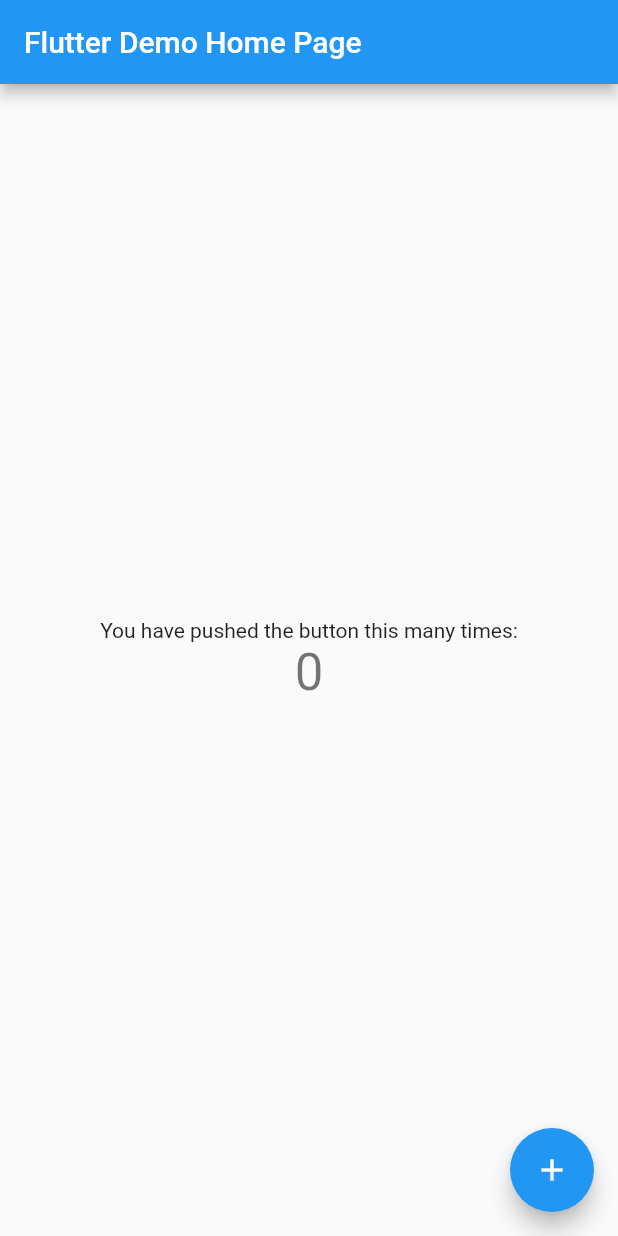
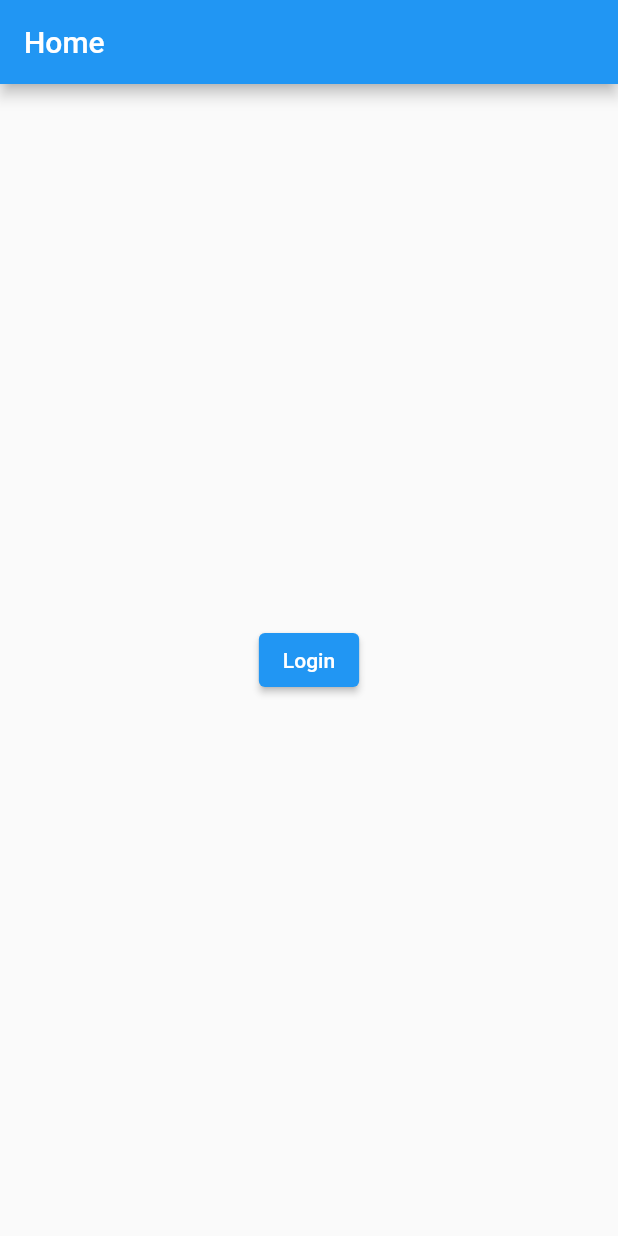
Before and after one commit to yami-beta/flutter-firebase-sample, a Flutter app: the screen it shows after launch, on a phone screen of 412 x 824 dp. Run offline on Flutter 3.47's test engine with Material 2 defaults, Android fonts, the phone set to English and light mode, and no system bars.

Commit message:
feat: ホームとログイン画面を追加
2画面を行き来出来るところまで実装

初期生成されるカウンター周りは削除
ただテストコードは後で参考にするかもしれないので残している

```diff
--- a/lib/main.dart
+++ b/lib/main.dart
@@ -1,10 +1,14 @@
 import 'package:flutter/material.dart';
+import 'package:flutter_firebase_sample/pages/home_page.dart';
+import 'package:flutter_firebase_sample/pages/login_page.dart';
 
 void main() {
-  runApp(MyApp());
+  runApp(const MyApp());
 }
 
 class MyApp extends StatelessWidget {
+  const MyApp({Key? key}) : super(key: key);
+
   // This widget is the root of your application.
   @override
   Widget build(BuildContext context) {
@@ -22,92 +26,11 @@
         // is not restarted.
         primarySwatch: Colors.blue,
       ),
-      home: MyHomePage(title: 'Flutter Demo Home Page'),
+      routes: {
+        '/': (context) => const HomePage(),
+        '/login': (context) => const LoginPage(),
+      },
+      initialRoute: '/',
     );
   }
 }
-
-class MyHomePage extends StatefulWidget {
-  MyHomePage({Key? key, required this.title}) : super(key: key);
-
-  // This widget is the home page of your application. It is stateful, meaning
-  // that it has a State object (defined below) that contains fields that affect
-  // how it looks.
-
-  // This class is the configuration for the state. It holds the values (in this
-  // case the title) provided by the parent (in this case the App widget) and
-  // used by the build method of the State. Fields in a Widget subclass are
-  // always marked "final".
-
-  final String title;
-
-  @override
-  _MyHomePageState createState() => _MyHomePageState();
-}
-
-class _MyHomePageState extends State<MyHomePage> {
-  int _counter = 0;
-
-  void _incrementCounter() {
-    setState(() {
-      // This call to setState tells the Flutter framework that something has
-      // changed in this State, which causes it to rerun the build method below
-      // so that the display can reflect the updated values. If we changed
-      // _counter without calling setState(), then the build method would not be
-      // called again, and so nothing would appear to happen.
-      _counter++;
-    });
-  }
-
-  @override
-  Widget build(BuildContext context) {
-    // This method is rerun every time setState is called, for instance as done
-    // by the _incrementCounter method above.
-    //
-    // The Flutter framework has been optimized to make rerunning build methods
-    // fast, so that you can just rebuild anything that needs updating rather
-    // than having to individually change instances of widgets.
-    return Scaffold(
-      appBar: AppBar(
-        // Here we take the value from the MyHomePage object that was created by
-        // the App.build method, and use it to set our appbar title.
-        title: Text(widget.title),
-      ),
-      body: Center(
-        // Center is a layout widget. It takes a single child and positions it
-        // in the middle of the parent.
-        child: Column(
-          // Column is also a layout widget. It takes a list of children and
-          // arranges them vertically. By default, it sizes itself to fit its
-          // children horizontally, and tries to be as tall as its parent.
-          //
-          // Invoke "debug painting" (press "p" in the console, choose the
-          // "Toggle Debug Paint" action from the Flutter Inspector in Android
-          // Studio, or the "Toggle Debug Paint" command in Visual Studio Code)
-          // to see the wireframe for each widget.
-          //
-          // Column has various properties to control how it sizes itself and
-          // how it positions its children. Here we use mainAxisAlignment to
-          // center the children vertically; the main axis here is the vertical
-          // axis because Columns are vertical (the cross axis would be
-          // horizontal).
-          mainAxisAlignment: MainAxisAlignment.center,
-          children: <Widget>[
-            Text(
-              'You have pushed the button this many times:',
-            ),
-            Text(
-              '$_counter',
-              style: Theme.of(context).textTheme.headline4,
-            ),
-          ],
-        ),
-      ),
-      floatingActionButton: FloatingActionButton(
-        onPressed: _incrementCounter,
-        tooltip: 'Increment',
-        child: Icon(Icons.add),
-      ), // This trailing comma makes auto-formatting nicer for build methods.
-    );
-  }
-}
--- /dev/null
+++ b/lib/pages/home_page.dart
@@ -0,0 +1,27 @@
+import 'package:flutter/material.dart';
+
+class HomePage extends StatelessWidget {
+  const HomePage({Key? key}) : super(key: key);
+
+  @override
+  Widget build(BuildContext context) {
+    return Scaffold(
+      appBar: AppBar(
+        title: const Text('Home'),
+      ),
+      body: Center(
+        child: Column(
+          mainAxisAlignment: MainAxisAlignment.center,
+          children: [
+            ElevatedButton(
+              child: const Text('Login'),
+              onPressed: () {
+                Navigator.of(context).pushNamed('/login');
+              },
+            )
+          ],
+        ),
+      ),
+    );
+  }
+}
```
Also changed, not shown: lib/pages/login_page.dart (added, +27 -0 lines).
